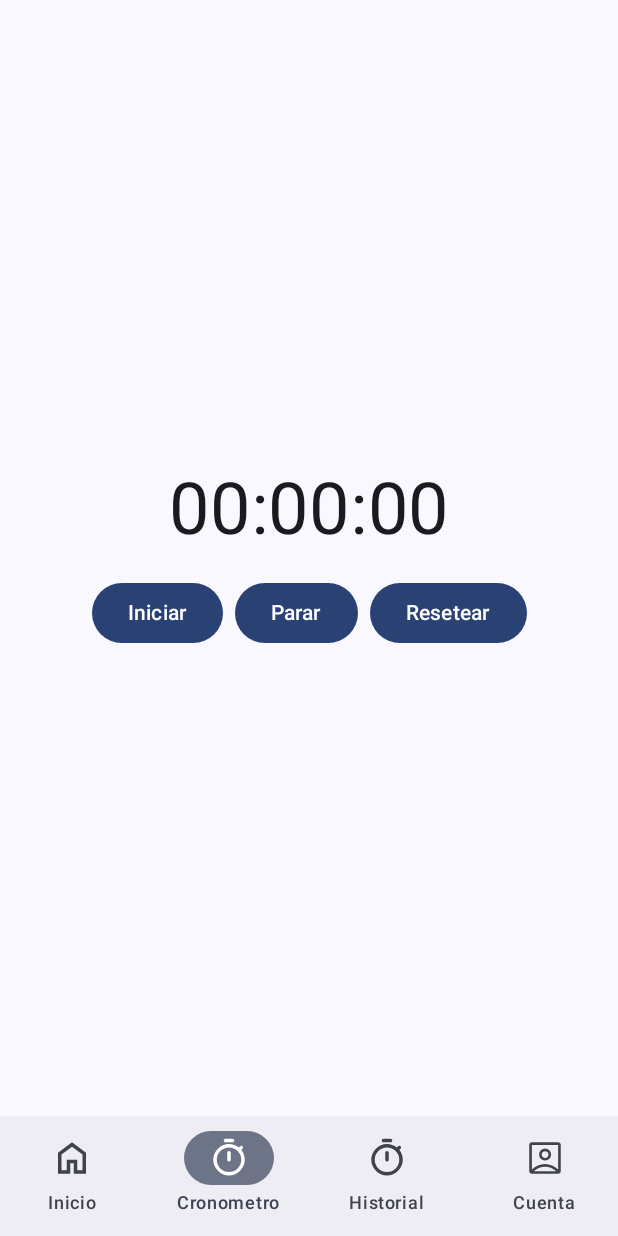
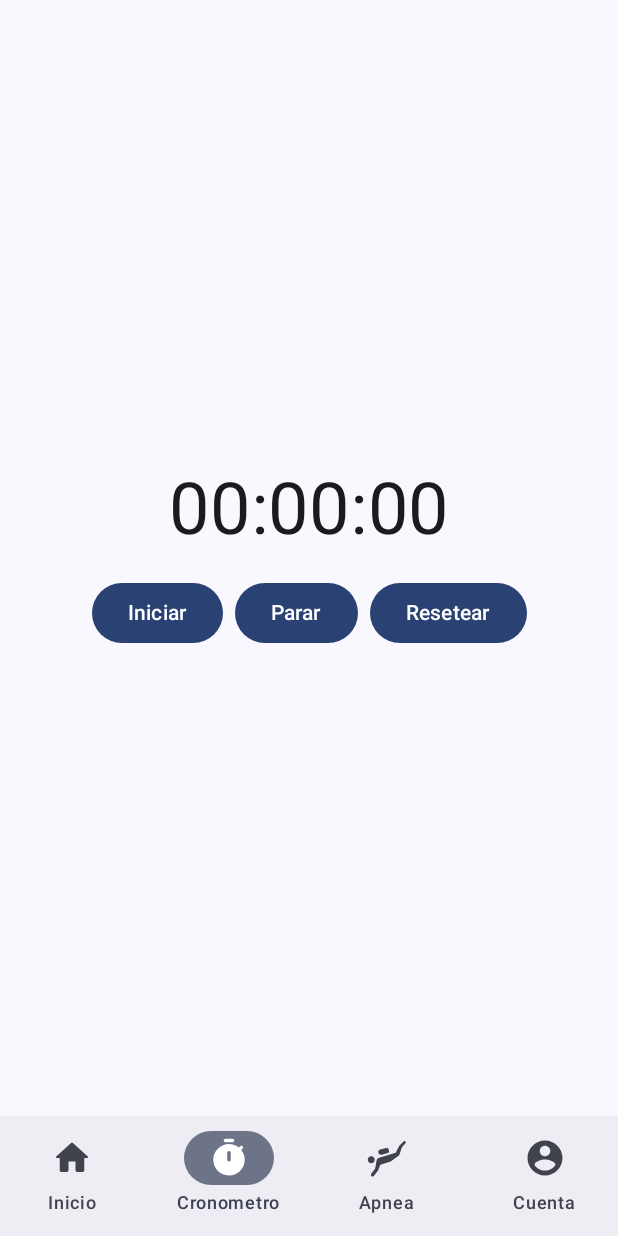
Before and after one commit to ezequielbertero1-code/Appnea-BerteroGarcia, an Android app built with Jetpack Compose: the CRONOMETRO screen opened through its navigation route, on a phone screen of 412 x 824 dp. Run offline under Robolectric (Android 15) with nearby library versions, the phone set to English and light mode, and no system bars; our stand-ins replace navigation suite.

Commit message:
Agregue iconos y cambie el nombre del historial a apnea

```diff
--- a/app/src/main/java/com/berterogarcia/appnea/MainActivity.kt
+++ b/app/src/main/java/com/berterogarcia/appnea/MainActivity.kt
@@ -85,7 +85,7 @@ enum class AppDestinations(
 ) {
     INICIO("Inicio", R.drawable.ic_inicio),
     CRONOMETRO("Cronometro", R.drawable.ic_cronometro),
-    HISTORIAL("Historial", R.drawable.ic_cronometro), // cambiar icono
+    APNEA("Apnea", R.drawable.ic_apnea), // cambiar icono
     CUENTA("Cuenta", R.drawable.ic_cuenta),
 }
 
--- a/app/src/main/java/com/berterogarcia/appnea/navigation/Navigation.kt
+++ b/app/src/main/java/com/berterogarcia/appnea/navigation/Navigation.kt
@@ -24,8 +24,8 @@ import com.berterogarcia.appnea.ui.nuevainmersion.NuevaInmersionViewModel
 import com.berterogarcia.appnea.ui.registro.RegistroScreen
 import com.berterogarcia.appnea.ui.registro.RegistroViewModel
 
+
 //Estas son pantallas que no aparecen en la barra de la app.
-
 const val RUTA_REGISTRO = "registro"
 const val RUTA_LOGIN = "login"
 private const val RUTA_NUEVA_INMERSION = "nueva_inmersion"
@@ -55,7 +55,7 @@ fun AppNavHost(
             LoginScreen(
                 viewModel = viewModel,
                 onLoginExitoso = {
-                    navController.navigate(AppDestinations.HISTORIAL.name) {
+                    navController.navigate(AppDestinations.APNEA.name) {
                         popUpTo(RUTA_LOGIN) { inclusive = true } // Esto hace que una vez iniciado sesion no pueda volver al login
                     }
                 },
@@ -97,8 +97,8 @@ fun AppNavHost(
             CronometroScreen()
         }
 
-        //===============================HISTORIAL=============================================
-        composable(AppDestinations.HISTORIAL.name) {
+        //===============================APNEA=============================================
+        composable(AppDestinations.APNEA.name) {
             val viewModel: HistorialViewModel = viewModel(
                 factory = HistorialViewModel.Factory(app.inmersionRepository)
             )
--- /dev/null
+++ b/app/src/main/res/drawable/ic_apnea.xml
@@ -0,0 +1,20 @@
+<!--
+  ~ Copyright (C) 2026 The Android Open Source Project
+  ~
+  ~ Licensed under the Apache License, Version 2.0 (the "License");
+  ~ you may not use this file except in compliance with the License.
+  ~ You may obtain a copy of the License at
+  ~
+  ~      http://www.apache.org/licenses/LICENSE-2.0
+  ~
+  ~ Unless required by applicable law or agreed to in writing, software
+  ~ distributed under the License is distributed on an "AS IS" BASIS,
+  ~ WITHOUT WARRANTIES OR CONDITIONS OF ANY KIND, either express or implied.
+  ~ See the License for the specific language governing permissions and
+  ~ limitations under the License.
+  -->
+<vector xmlns:android="http://schemas.android.com/apk/res/android" android:height="24dp" android:tint="#000000" android:viewportHeight="24" android:viewportWidth="24" android:width="24dp">
+
+    <path android:fillColor="@android:color/white" android:pathData="M1,13c0,-1.1 0.9,-2 2,-2s2,0.9 2,2s-0.9,2 -2,2S1,14.1 1,13zM8.89,10.11l3.56,-0.95c0.53,-0.14 0.85,-0.69 0.71,-1.22L12.9,6.97c-0.14,-0.53 -0.69,-0.85 -1.22,-0.71L8.11,7.21c-0.8,0.21 -1.28,1.04 -1.06,1.84l0,0C7.27,9.85 8.09,10.33 8.89,10.11zM22.52,2.52c-0.29,-0.29 -0.75,-0.29 -1.04,0L19,5l-2,4l-9.48,2.87c-0.82,0.2 -1.39,0.89 -1.5,1.68L5.24,18L3,21c-0.33,0.44 -0.24,1.07 0.2,1.4c0.44,0.33 1.07,0.24 1.4,-0.2L7,19l1.14,-3.14l5.57,-1.77c0.19,-0.06 0.38,-0.15 0.54,-0.27l4.2,-2.94c0.36,-0.25 0.62,-0.61 0.75,-1.02L20.5,5.9l2.06,-2.38C22.81,3.22 22.79,2.79 22.52,2.52z"/>
+
+</vector>
--- a/app/src/main/res/drawable/ic_cronometro.xml
+++ b/app/src/main/res/drawable/ic_cronometro.xml
@@ -1,9 +1,22 @@
-<vector xmlns:android="http://schemas.android.com/apk/res/android"
-    android:width="24dp"
-    android:height="24dp"
-    android:viewportWidth="960"
-    android:viewportHeight="960">
-  <path
-      android:pathData="M400,120q-17,0 -28.5,-11.5T360,80q0,-17 11.5,-28.5T400,40h160q17,0 28.5,11.5T600,80q0,17 -11.5,28.5T560,120L400,120ZM508.5,548.5Q520,537 520,520v-160q0,-17 -11.5,-28.5T480,320q-17,0 -28.5,11.5T440,360v160q0,17 11.5,28.5T480,560q17,0 28.5,-11.5ZM340.5,851.5Q275,823 226,774t-77.5,-114.5Q120,594 120,520t28.5,-139.5Q177,315 226,266t114.5,-77.5Q406,160 480,160q62,0 119,20t107,58l28,-28q11,-11 28,-11t28,11q11,11 11,28t-11,28l-28,28q38,50 58,107t20,119q0,74 -28.5,139.5T734,774q-49,49 -114.5,77.5T480,880q-74,0 -139.5,-28.5ZM678,718q82,-82 82,-198t-82,-198q-82,-82 -198,-82t-198,82q-82,82 -82,198t82,198q82,82 198,82t198,-82ZM480,520Z"
-      android:fillColor="#e3e3e3"/>
+<!--
+  ~ Copyright (C) 2026 The Android Open Source Project
+  ~
+  ~ Licensed under the Apache License, Version 2.0 (the "License");
+  ~ you may not use this file except in compliance with the License.
+  ~ You may obtain a copy of the License at
+  ~
+  ~      http://www.apache.org/licenses/LICENSE-2.0
+  ~
+  ~ Unless required by applicable law or agreed to in writing, software
+  ~ distributed under the License is distributed on an "AS IS" BASIS,
+  ~ WITHOUT WARRANTIES OR CONDITIONS OF ANY KIND, either express or implied.
+  ~ See the License for the specific language governing permissions and
+  ~ limitations under the License.
+  -->
+<vector xmlns:android="http://schemas.android.com/apk/res/android" android:height="24dp" android:tint="#000000" android:viewportHeight="24" android:viewportWidth="24" android:width="24dp">
+
+    <path android:fillColor="@android:color/white" android:pathData="M10,3h4c0.55,0 1,-0.45 1,-1c0,-0.55 -0.45,-1 -1,-1h-4C9.45,1 9,1.45 9,2C9,2.55 9.45,3 10,3z"/>
+
+    <path android:fillColor="@android:color/white" android:pathData="M19.03,7.39l0.75,-0.75c0.38,-0.38 0.39,-1.01 0,-1.4c0,0 -0.01,-0.01 -0.01,-0.01c-0.39,-0.39 -1.01,-0.38 -1.4,0l-0.75,0.75C16.07,4.74 14.12,4 12,4c-4.8,0 -8.88,3.96 -9,8.76C2.87,17.84 6.94,22 12,22c4.98,0 9,-4.03 9,-9C21,10.88 20.26,8.93 19.03,7.39zM13,13c0,0.55 -0.45,1 -1,1s-1,-0.45 -1,-1V9c0,-0.55 0.45,-1 1,-1s1,0.45 1,1V13z"/>
+
 </vector>
--- a/app/src/main/res/drawable/ic_cuenta.xml
+++ b/app/src/main/res/drawable/ic_cuenta.xml
@@ -1,9 +1,20 @@
-<vector xmlns:android="http://schemas.android.com/apk/res/android"
-    android:width="48dp"
-    android:height="48dp"
-    android:viewportWidth="960"
-    android:viewportHeight="960">
-    <path
-        android:fillColor="@android:color/white"
-        android:pathData="M180,743Q240,687 315.9,652.5Q391.79,618 479.9,618Q568,618 644,652.5Q720,687 780,743L780,180Q780,180 780,180Q780,180 780,180L180,180Q180,180 180,180Q180,180 180,180L180,743ZM482,539Q540,539 580,499Q620,459 620,401Q620,343 580,303Q540,263 482,263Q424,263 384,303Q344,343 344,401Q344,459 384,499Q424,539 482,539ZM180,840Q156,840 138,822Q120,804 120,780L120,180Q120,156 138,138Q156,120 180,120L780,120Q804,120 822,138Q840,156 840,180L840,780Q840,804 822,822Q804,840 780,840L180,840ZM223,780L736,780Q736,780 736,780Q736,780 736,780Q674,727 610.5,702.5Q547,678 480,678Q413,678 349.5,702.5Q286,727 223,780Q223,780 223,780Q223,780 223,780ZM482,479Q449.5,479 426.75,456.25Q404,433.5 404,401Q404,368.5 426.75,345.75Q449.5,323 482,323Q514.5,323 537.25,345.75Q560,368.5 560,401Q560,433.5 537.25,456.25Q514.5,479 482,479ZM480,461L480,461Q480,461 480,461Q480,461 480,461L480,461Q480,461 480,461Q480,461 480,461L480,461Q480,461 480,461Q480,461 480,461Q480,461 480,461Q480,461 480,461Z" />
+<!--
+  ~ Copyright (C) 2026 The Android Open Source Project
+  ~
+  ~ Licensed under the Apache License, Version 2.0 (the "License");
+  ~ you may not use this file except in compliance with the License.
+  ~ You may obtain a copy of the License at
+  ~
+  ~      http://www.apache.org/licenses/LICENSE-2.0
+  ~
+  ~ Unless required by applicable law or agreed to in writing, software
+  ~ distributed under the License is distributed on an "AS IS" BASIS,
+  ~ WITHOUT WARRANTIES OR CONDITIONS OF ANY KIND, either express or implied.
+  ~ See the License for the specific language governing permissions and
+  ~ limitations under the License.
+  -->
+<vector xmlns:android="http://schemas.android.com/apk/res/android" android:height="24dp" android:tint="#000000" android:viewportHeight="24" android:viewportWidth="24" android:width="24dp">
+
+    <path android:fillColor="@android:color/white" android:pathData="M12,2C6.48,2 2,6.48 2,12s4.48,10 10,10 10,-4.48 10,-10S17.52,2 12,2zM12,5c1.66,0 3,1.34 3,3s-1.34,3 -3,3 -3,-1.34 -3,-3 1.34,-3 3,-3zM12,19.2c-2.5,0 -4.71,-1.28 -6,-3.22 0.03,-1.99 4,-3.08 6,-3.08 1.99,0 5.97,1.09 6,3.08 -1.29,1.94 -3.5,3.22 -6,3.22z"/>
+
 </vector>
--- a/app/src/main/res/drawable/ic_inicio.xml
+++ b/app/src/main/res/drawable/ic_inicio.xml
@@ -1,9 +1,20 @@
-<vector xmlns:android="http://schemas.android.com/apk/res/android"
-    android:width="48dp"
-    android:height="48dp"
-    android:viewportWidth="960"
-    android:viewportHeight="960">
-    <path
-        android:fillColor="@android:color/white"
-        android:pathData="M240,760L360,760L360,520L600,520L600,760L720,760L720,400L480,220L240,400L240,760ZM160,840L160,360L480,120L800,360L800,840L520,840L520,600L440,600L440,840L160,840ZM480,490L480,490L480,490L480,490L480,490L480,490L480,490L480,490L480,490Z" />
+<!--
+  ~ Copyright (C) 2026 The Android Open Source Project
+  ~
+  ~ Licensed under the Apache License, Version 2.0 (the "License");
+  ~ you may not use this file except in compliance with the License.
+  ~ You may obtain a copy of the License at
+  ~
+  ~      http://www.apache.org/licenses/LICENSE-2.0
+  ~
+  ~ Unless required by applicable law or agreed to in writing, software
+  ~ distributed under the License is distributed on an "AS IS" BASIS,
+  ~ WITHOUT WARRANTIES OR CONDITIONS OF ANY KIND, either express or implied.
+  ~ See the License for the specific language governing permissions and
+  ~ limitations under the License.
+  -->
+<vector xmlns:android="http://schemas.android.com/apk/res/android" android:height="24dp" android:tint="#000000" android:viewportHeight="24" android:viewportWidth="24" android:width="24dp">
+
+    <path android:fillColor="@android:color/white" android:pathData="M10,19v-5h4v5c0,0.55 0.45,1 1,1h3c0.55,0 1,-0.45 1,-1v-7h1.7c0.46,0 0.68,-0.57 0.33,-0.87L12.67,3.6c-0.38,-0.34 -0.96,-0.34 -1.34,0l-8.36,7.53c-0.34,0.3 -0.13,0.87 0.33,0.87H5v7c0,0.55 0.45,1 1,1h3c0.55,0 1,-0.45 1,-1z"/>
+
 </vector>
```
Also changed, not shown: app/src/main/res/drawable/ic_agregar.xml (added, +20 -0 lines), app/src/main/res/drawable/ic_borrar.xml (added, +20 -0 lines), app/src/main/res/drawable/ic_calendario.xml (added, +20 -0 lines), app/src/main/res/drawable/ic_cerrar_sesion.xml (added, +22 -0 lines), app/src/main/res/drawable/ic_info.xml (added, +20 -0 lines), app/src/main/res/drawable/ic_reloj.xml (added, +20 -0 lines), app/src/main/res/drawable/ic_remover.xml (added, +20 -0 lines), app/src/main/res/drawable/ic_volver.xml (added, +20 -0 lines).
